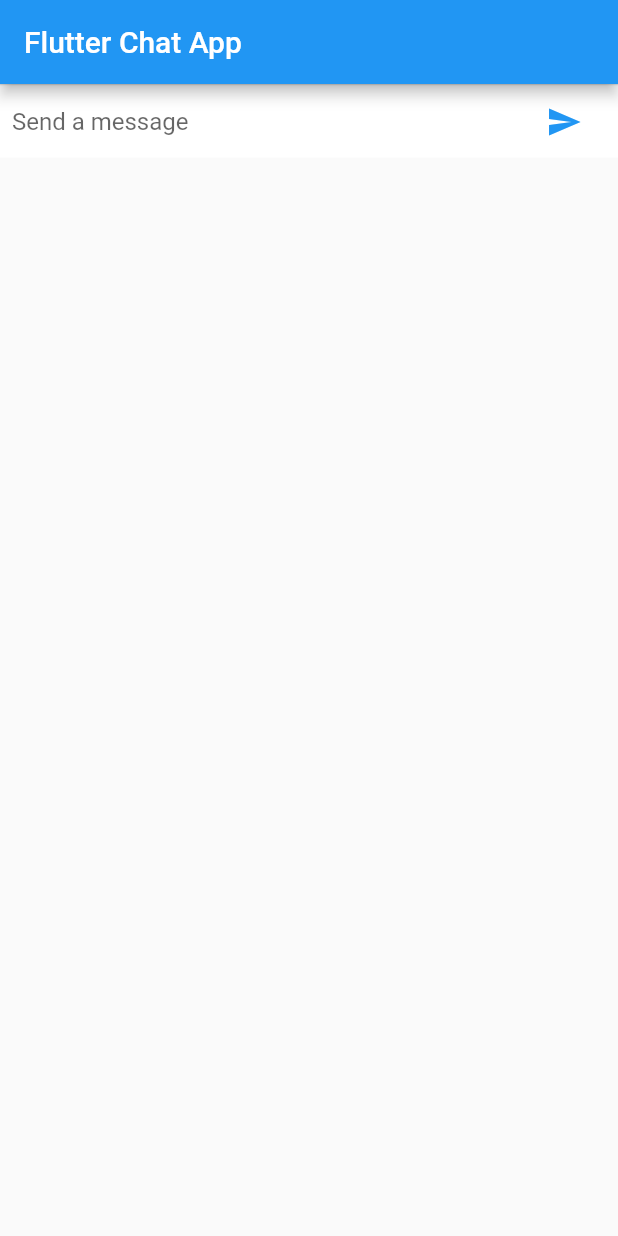
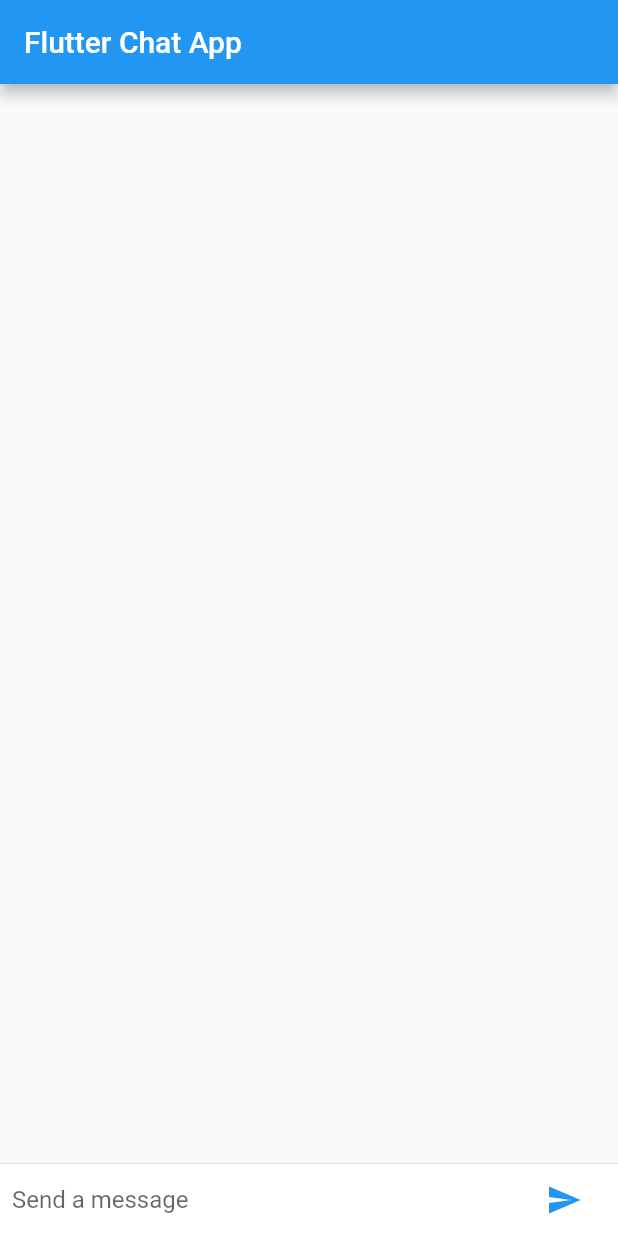
Before and after one commit to FlutterDev88/Chat-Using-Flutter, a Flutter app: the screen it shows after launch, on a phone screen of 412 x 824 dp. Run offline on Flutter 3.47's test engine with Material 2 defaults, Android fonts, the phone set to English and light mode, and no system bars.

```diff
--- a/lib/main.dart
+++ b/lib/main.dart
@@ -32,9 +32,14 @@ class ChatScreenState extends State<ChatScreen> {
         ),
         body: new Column(
           children: <Widget>[
-            new Divider(
-                height: 1.0
-            ),
+            new Flexible(
+                child: new ListView.builder(
+              padding: const EdgeInsets.all(8.0),
+              reverse: true,
+              itemBuilder: (_, int index) => _messagesList[index],
+              itemCount: _messagesList.length,
+            )),
+            new Divider(height: 1.0),
             new Container(
               decoration: new BoxDecoration(color: Theme.of(context).cardColor),
               child: _buildTextComposer(),
```
